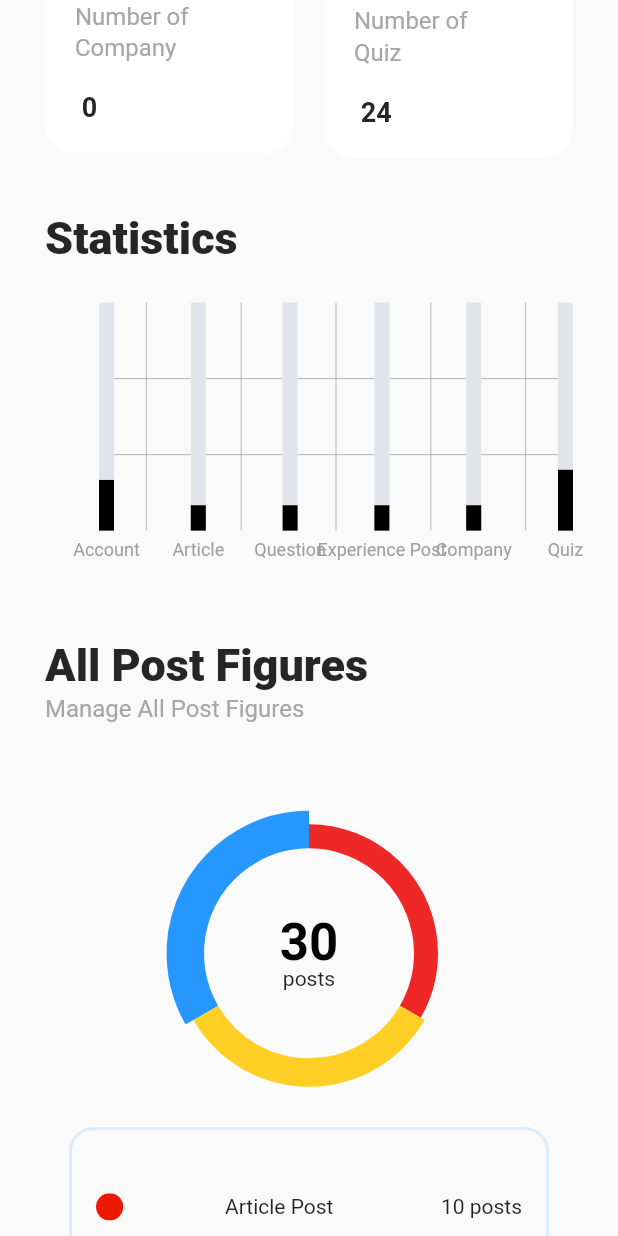
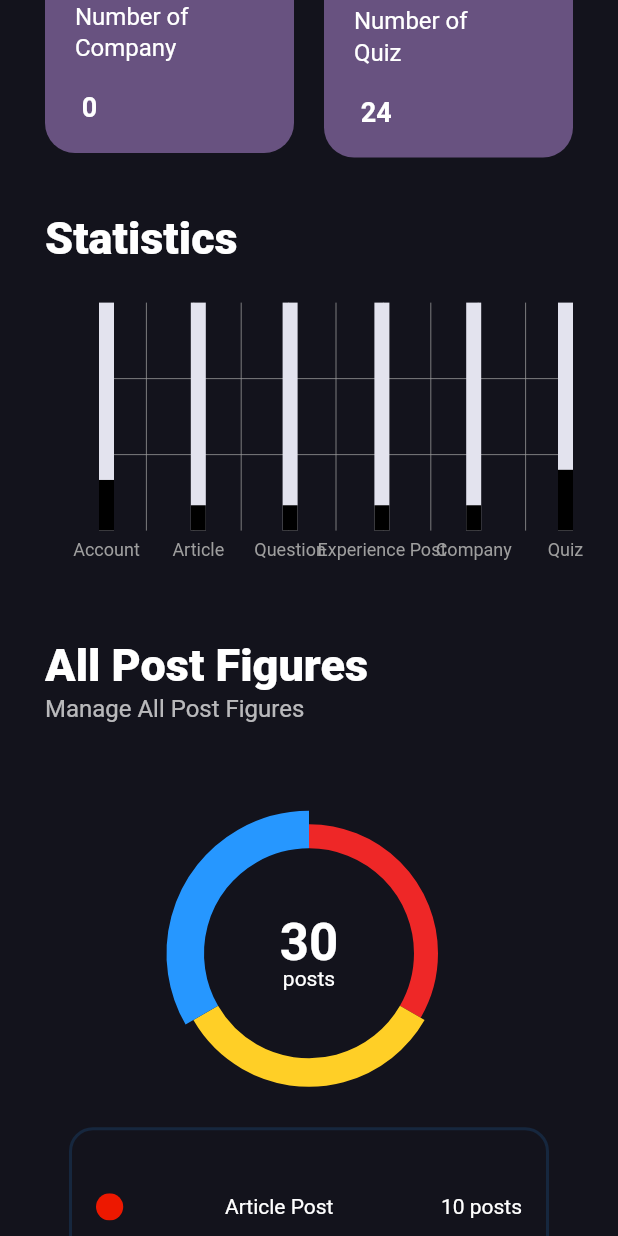
Before and after one commit to thuhien137200/adminIPA, a Flutter app: the DashboardScreen screen opened directly, scrolled down 576 dp, on a phone screen of 412 x 824 dp. Run offline on Flutter 3.47's test engine with Material 2 defaults, Android fonts, the light colour scheme and no system bars; drawn by our look-alikes of fl_chart; our stand-ins replace cloud_firestore, file_picker, firebase_auth, firebase_core, firebase_storage, flutter_svg and 3 more; missing offline and left inert: dart:html; accounts and stored records are empty; Roboto replaces fonts that are missing (Poppins); statements that could not run were skipped.

Commit message:
Fix dashboard color theme & edit profile

```diff
--- a/lib/main.dart
+++ b/lib/main.dart
@@ -1,5 +1,6 @@
 import 'package:admin_ipa/controller/color_theme_controller.dart';
 import 'package:admin_ipa/screens/Quizzes/quizzes_screen.dart';
+import 'package:admin_ipa/screens/login/controller/login_controller.dart';
 import 'package:admin_ipa/screens/login/login_screen.dart';
 import 'package:admin_ipa/services/quizzes_services.dart';
 import 'package:flutter/material.dart';
@@ -33,7 +34,7 @@ class MyApp extends StatelessWidget {
               print("Error: ${snapshot.error.toString()}");
             }
             if (snapshot.connectionState == ConnectionState.done) {
-              // return MyHomePage();
+              if (LoginController.idUser != null) return MyHomePage();
               return const LoginScreen();
             }
             return Center(child: CircularProgressIndicator());
--- a/lib/model/data_account.dart
+++ b/lib/model/data_account.dart
@@ -4,13 +4,50 @@ class Account {
   String? id;
   String? email;
   String? password;
+  String? firstname;
+  String? lastname;
+  int? gender;
 
-  Account({this.id, this.email, this.password});
+  Account(
+      {this.id,
+      this.email,
+      this.password,
+      this.firstname,
+      this.lastname,
+      this.gender});
+
+  static int parseIntFromJson(dynamic number, {int defaultVal = 0}) {
+    // Double
+    if (number is double)
+      return number.round();
+    // Int
+    else if (number is int)
+      return number;
+    else if (number is String) {
+      // String double
+      if (number.contains('.')) {
+        return double.parse(number).round();
+      } else {
+        // May be string int
+        return int.parse(number);
+      }
+    }
+    return defaultVal;
+  }
 
   factory Account.fromJson(Map<String, dynamic>? data, String dataid) {
     final String id = dataid;
     final String email = data?['email'];
     final String password = data?['password'];
-    return Account(id: id, email: email, password: password);
+    final String? firstname = data?['firstname'];
+    final String? lastname = data?['lastname'];
+    final int? gender = parseIntFromJson(data?['gender']);
+    return Account(
+        id: id,
+        email: email,
+        password: password,
+        firstname: firstname,
+        lastname: lastname,
+        gender: gender);
   }
 }
--- a/lib/screens/article/article_screen.dart
+++ b/lib/screens/article/article_screen.dart
@@ -1,5 +1,4 @@
 import 'dart:html';
-import 'dart:io';
 
 import 'package:admin_ipa/screens/article/data_article.dart';
 import 'package:cloud_firestore/cloud_firestore.dart';
--- a/lib/screens/dashboard/chartCard.dart
+++ b/lib/screens/dashboard/chartCard.dart
@@ -1,5 +1,7 @@
 import 'package:flutter/material.dart';
 import 'package:flutter_svg/svg.dart';
+
+import '../../controller/color_theme_controller.dart';
 
 class ChartCard extends StatelessWidget {
   final String title, svgSrc, amount;
@@ -10,7 +12,7 @@ class ChartCard extends StatelessWidget {
     required this.svgSrc,
     required this.amount,
     required this.numOfFiles,
-}) : super(key: key);
+  }) : super(key: key);
 
   @override
   Widget build(BuildContext context) {
@@ -18,7 +20,8 @@ class ChartCard extends StatelessWidget {
       margin: EdgeInsets.only(top: 16),
       padding: EdgeInsets.all(16),
       decoration: BoxDecoration(
-        border: Border.all(width: 2, color: Color(0xFF2697FF).withOpacity(0.15)),
+        border:
+            Border.all(width: 2, color: Color(0xFF2697FF).withOpacity(0.15)),
         borderRadius: const BorderRadius.all(
           Radius.circular(16),
         ),
@@ -40,12 +43,20 @@ class ChartCard extends StatelessWidget {
                     title,
                     maxLines: 1,
                     overflow: TextOverflow.ellipsis,
+                    style: TextStyle(
+                      color: ColorController().getColor().colorText,
+                    ),
                   ),
                 ],
               ),
             ),
           ),
-          Text(amount)
+          Text(
+            amount,
+            style: TextStyle(
+              color: ColorController().getColor().colorText,
+            ),
+          )
         ],
       ),
     );
--- a/lib/screens/dashboard/dashboard_screen.dart
+++ b/lib/screens/dashboard/dashboard_screen.dart
@@ -1,3 +1,4 @@
+import 'package:admin_ipa/controller/color_theme_controller.dart';
 import 'package:cloud_firestore/cloud_firestore.dart';
 import 'package:flutter/material.dart';
 
@@ -68,7 +69,6 @@ class _DashboardScreenState extends State<DashboardScreen> {
     }).toList();
   }
 
-
   List<ExperiencePost>? _experienceFromQuerySnapshot(
       QuerySnapshot<Map<String, dynamic>> querySnapshot) {
     return querySnapshot.docs
@@ -110,9 +110,8 @@ class _DashboardScreenState extends State<DashboardScreen> {
       builder:
           (BuildContext context, AsyncSnapshot<List<ArticlePost>?> snapshot) {
         articles = snapshot.data;
-        if(snapshot.data!=null)
-          {
-            SharedData.numArticle=articles!.length;
+        if (snapshot.data != null) {
+          SharedData.numArticle = articles!.length;
         }
 
         return InfoCard(
@@ -128,9 +127,8 @@ class _DashboardScreenState extends State<DashboardScreen> {
       future: questionpost,
       builder: (BuildContext context, AsyncSnapshot<List<Question>?> snapshot) {
         questions = snapshot.data;
-        if(snapshot.data!=null)
-        {
-          SharedData.numQuestion=questions==null?1:questions!.length;
+        if (snapshot.data != null) {
+          SharedData.numQuestion = questions == null ? 1 : questions!.length;
         }
 
         return InfoCard(
@@ -141,34 +139,32 @@ class _DashboardScreenState extends State<DashboardScreen> {
     );
   }
 
-  Widget experiencePart()
-  {
+  Widget experiencePart() {
     return FutureBuilder(
       future: experiencepost,
       builder: (BuildContext context,
           AsyncSnapshot<List<ExperiencePost>?> snapshot) {
         experience = snapshot.data;
-        if(snapshot.data!=null)
-        {
-          SharedData.numExperience=experience==null?1:experience!.length;
+        if (snapshot.data != null) {
+          SharedData.numExperience =
+              experience == null ? 1 : experience!.length;
         }
         return InfoCard(
             icon: 'assets/experience.svg',
             label: 'Number of \nExperience post',
-            amount: experience == null ? '\0' : '\ ${SharedData.numExperience}');
+            amount:
+                experience == null ? '\0' : '\ ${SharedData.numExperience}');
       },
     );
   }
 
-  Widget companyPart()
-  {
+  Widget companyPart() {
     return FutureBuilder(
       future: companylist,
       builder: (BuildContext context, AsyncSnapshot<List<Company>?> snapshot) {
         companies = snapshot.data;
-         if(snapshot.data!=null)
-         {
-           SharedData.numCompany=companies==null?0:companies!.length;
+        if (snapshot.data != null) {
+          SharedData.numCompany = companies == null ? 0 : companies!.length;
         }
         return InfoCard(
             icon: 'assets/company.svg',
@@ -176,22 +172,23 @@ class _DashboardScreenState extends State<DashboardScreen> {
             amount: companies == null ? '\0' : '\ ${SharedData.numCompany}');
       },
     );
-
   }
 
-  Widget quizPart()
-  {
+  Widget quizPart() {
     return InfoCard(
         icon: 'assets/quiz.svg',
         label: 'Number of \nQuiz',
         amount: '\ ${SharedData.numQuiz}');
   }
+
   @override
   Widget build(BuildContext context) {
     SizeConfig().init(context);
     return Scaffold(
       key: _drawerKey,
       body: SafeArea(
+        child: Container(
+          color: ColorController().getColor().colorBody,
           child: Row(
             crossAxisAlignment: CrossAxisAlignment.start,
             children: [
@@ -199,7 +196,8 @@ class _DashboardScreenState extends State<DashboardScreen> {
                   flex: 10,
                   child: SafeArea(
                     child: SingleChildScrollView(
-                    padding: EdgeInsets.symmetric(vertical: 30, horizontal: 30),
+                      padding:
+                          EdgeInsets.symmetric(vertical: 30, horizontal: 30),
                       child: Column(
                         crossAxisAlignment: CrossAxisAlignment.start,
                         children: [
@@ -235,6 +233,9 @@ class _DashboardScreenState extends State<DashboardScreen> {
                                 children: [
                                   PrimaryText(
                                       text: 'Statistics',
+                                      color: ColorController()
+                                          .getColor()
+                                          .colorText,
                                       size: 30,
                                       fontWeight: FontWeight.w800),
                                 ],
@@ -251,8 +252,9 @@ class _DashboardScreenState extends State<DashboardScreen> {
                               article: SharedData.numArticle,
                               question: SharedData.numQuestion,
                               experience: SharedData.numExperience,
-                            company:SharedData.numCompany,
-                            quiz: SharedData.numQuiz,),
+                              company: SharedData.numCompany,
+                              quiz: SharedData.numQuiz,
+                            ),
                           ),
                           SizedBox(
                             height: SizeConfig.blockSizeVertical * 5,
@@ -262,20 +264,27 @@ class _DashboardScreenState extends State<DashboardScreen> {
                             children: [
                               PrimaryText(
                                   text: 'All Post Figures',
+                                  color: ColorController().getColor().colorText,
                                   size: 30,
                                   fontWeight: FontWeight.w800),
                               PrimaryText(
                                 text: 'Manage All Post Figures',
                                 size: 16,
                                 fontWeight: FontWeight.w400,
-                              color: Color(0xffa6a6a6),
+                                color: ColorController()
+                                    .getColor()
+                                    .colorText
+                                    .withOpacity(0.7),
                               ),
                             ],
                           ),
                           SizedBox(
                             height: SizeConfig.blockSizeVertical * 2.5,
                           ),
-                        PostFigures(article: SharedData.numArticle,question: SharedData.numQuestion,experience: SharedData.numExperience),
+                          PostFigures(
+                              article: SharedData.numArticle,
+                              question: SharedData.numQuestion,
+                              experience: SharedData.numExperience),
                         ],
                       ),
                     ),
@@ -283,6 +292,7 @@ class _DashboardScreenState extends State<DashboardScreen> {
             ],
           ),
         ),
+      ),
     );
   }
 }
--- a/lib/screens/dashboard/infoCard.dart
+++ b/lib/screens/dashboard/infoCard.dart
@@ -3,37 +3,46 @@ import 'package:flutter_svg/svg.dart';
 
 import '../../config/responsive.dart';
 import '../../config/size_config.dart';
+import '../../controller/color_theme_controller.dart';
 import '../../style/style.dart';
-
 
 class InfoCard extends StatelessWidget {
   final String icon;
   final String label;
   final String amount;
 
-  InfoCard({required this.icon,required this.label,required this.amount});
+  InfoCard({required this.icon, required this.label, required this.amount});
 
   @override
   Widget build(BuildContext context) {
     return Container(
-      constraints: BoxConstraints(minWidth: Responsive.isDesktop(context) ? 200 : SizeConfig.screenWidth/2 - 40),
+      constraints: BoxConstraints(
+          minWidth: Responsive.isDesktop(context)
+              ? 200
+              : SizeConfig.screenWidth / 2 - 40),
       padding: EdgeInsets.only(
-            top: 20, bottom: 20, left: 20, right: Responsive.isMobile(context) ? 20 : 40),
+          top: 20,
+          bottom: 20,
+          left: 20,
+          right: Responsive.isMobile(context) ? 20 : 40),
       decoration: BoxDecoration(
         borderRadius: BorderRadius.circular(20),
-          color: Colors.white,
+        color: Color.fromRGBO(189, 145, 228, 0.5),
       ),
       child: Column(
         crossAxisAlignment: CrossAxisAlignment.start,
         children: [
-            SvgPicture.asset(icon,
-                width: 35),
+          SvgPicture.asset(
+            icon,
+            width: 35,
+            color: ColorController().getColor().colorText.withOpacity(0.5),
+          ),
           SizedBox(
             height: SizeConfig.blockSizeVertical * 2,
           ),
           PrimaryText(
               text: label,
-                color: Color(0xffa6a6a6),
+              color: ColorController().getColor().colorText,
               size: 16),
           SizedBox(
             height: SizeConfig.blockSizeVertical * 2,
@@ -41,9 +50,11 @@ class InfoCard extends StatelessWidget {
           PrimaryText(
             text: amount,
             size: 18,
+            color: ColorController().getColor().colorText,
             fontWeight: FontWeight.w700,
           )
         ],
-        ),);
+      ),
+    );
   }
 }
--- a/lib/screens/dashboard/pieChart.dart
+++ b/lib/screens/dashboard/pieChart.dart
@@ -1,37 +1,36 @@
 import 'package:fl_chart/fl_chart.dart';
 import 'package:flutter/material.dart';
 
+import '../../controller/color_theme_controller.dart';
 import 'dataShared.dart';
 
 class PieChartDetailData extends StatefulWidget {
   int article;
   int question;
   int experience;
-  PieChartDetailData({Key? key,
+  PieChartDetailData({
+    Key? key,
     required this.article,
     required this.question,
-    required this.experience,}) : super(key: key);
+    required this.experience,
+  }) : super(key: key);
 
   @override
   State<PieChartDetailData> createState() => _PieChartDetailDataState();
 }
 
 class _PieChartDetailDataState extends State<PieChartDetailData> {
-
-
   @override
   void initState() {
-    SharedData.numArticle=widget.article;
-    SharedData.numQuestion=widget.question;
-    SharedData.numExperience=widget.experience;
+    SharedData.numArticle = widget.article;
+    SharedData.numQuestion = widget.question;
+    SharedData.numExperience = widget.experience;
     // TODO: implement initState
     super.initState();
   }
 
   @override
   Widget build(BuildContext context) {
-
-
     List<PieChartSectionData> paiChartSelectionDatas = [
       PieChartSectionData(
         color: Color(0xFFEE2727),
@@ -51,8 +50,6 @@ class _PieChartDetailDataState extends State<PieChartDetailData> {
         showTitle: false,
         radius: 25,
       ),
-
-
     ];
 
     return SizedBox(
@@ -73,14 +70,19 @@ class _PieChartDetailDataState extends State<PieChartDetailData> {
               children: [
                 SizedBox(height: 16),
                 Text(
-                  "${ SharedData.numArticle +SharedData.numQuestion+ SharedData.numExperience}",
+                  "${SharedData.numArticle + SharedData.numQuestion + SharedData.numExperience}",
                   style: Theme.of(context).textTheme.headline4!.copyWith(
-                    color: Colors.black,
-                    fontWeight: FontWeight.w600,
-                    height: 0.5,
+                        color: ColorController().getColor().colorText,
+                        fontWeight: FontWeight.w600,
+                        height: 0.5,
+                      ),
+                ),
+                Text(
+                  "posts",
+                  style: TextStyle(
+                    color: ColorController().getColor().colorText,
                   ),
-                ),
-                Text("posts")
+                )
               ],
             ),
           ),
--- a/lib/screens/login/component/login_component.dart
+++ b/lib/screens/login/component/login_component.dart
@@ -14,12 +14,10 @@ class Login extends StatefulWidget {
 }
 
 class _LoginState extends State<Login> {
-  List<Account> data = [];
   static int index = 0;
 
   @override
   Widget build(BuildContext context) {
-    data = LoginController.data;
     if (index == 1) return sendToMail();
     if (index == 2) return confirmMail();
     if (index == 3) return resetPassword();
@@ -301,8 +299,8 @@ class _LoginState extends State<Login> {
           child: Align(
             child: GestureDetector(
               onTap: () {
-                LoginController().methodLogin(context, emailController.text,
-                    passwordController.text, data);
+                LoginController().methodLogin(
+                    context, emailController.text, passwordController.text);
               },
               child: Container(
                 height: 50,
--- a/lib/screens/login/controller/login_controller.dart
+++ b/lib/screens/login/controller/login_controller.dart
@@ -7,8 +7,10 @@ import '../component/style.dart';
 class LoginController {
   static List<Account> data = [];
 
-  void methodLogin(BuildContext context, String username, String password,
-      List<Account> data) {
+  static String? idUser;
+  static Account? currentUser;
+
+  void methodLogin(BuildContext context, String username, String password) {
     username = username.trim();
     password = password.trim();
     if (username == "") {
@@ -19,10 +21,13 @@ class LoginController {
       Style().messages("Password don't able empty");
       return;
     }
+    debugPrint(data.length.toString());
     for (int i = 0; i < data.length; i++) {
       if (data[i].email == username) {
         if (data[i].password == password) {
           Style().messages("Login successful");
+          idUser = data[i].id;
+          currentUser = data[i];
           Navigator.pop(context);
           Navigator.of(context)
               .push(MaterialPageRoute(builder: (context) => MyHomePage()));
--- a/lib/screens/settings/component/logout_settings.dart
+++ b/lib/screens/settings/component/logout_settings.dart
@@ -1,5 +1,6 @@
 import 'package:admin_ipa/main.dart';
 import 'package:admin_ipa/screens/login/component/login_component.dart';
+import 'package:admin_ipa/screens/login/controller/login_controller.dart';
 import 'package:flutter/material.dart';
 
 import '../style/style.dart';
@@ -23,6 +24,7 @@ class LogoutSettings extends StatelessWidget {
         Align(
           child: GestureDetector(
             onTap: () {
+              LoginController.idUser = null;
               Navigator.pop(context);
               Navigator.push(
                 context,
```
Also changed, not shown: lib/screens/company/company_screen.dart (+23 -18 lines), lib/screens/dashboard/header.dart (+6 -8 lines), lib/screens/settings/component/edit_profile.dart (+41 -4 lines), lib/services/account_service.dart (+36 -0 lines). Lines whose indentation alone changed are shown as unchanged.
